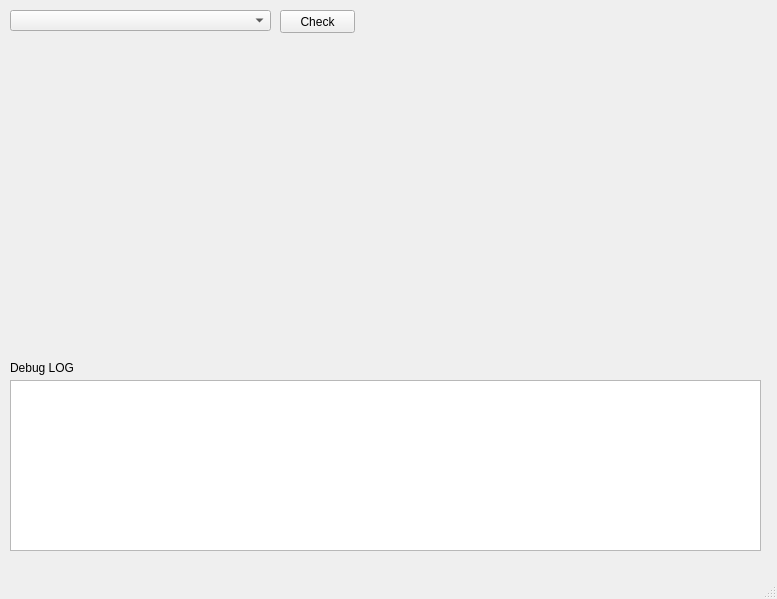
Before: the Qt Designer form qt_interface/mainwindow.ui in PabloNH00/rosa_firmware_Pablo, drawn with Qt 5.
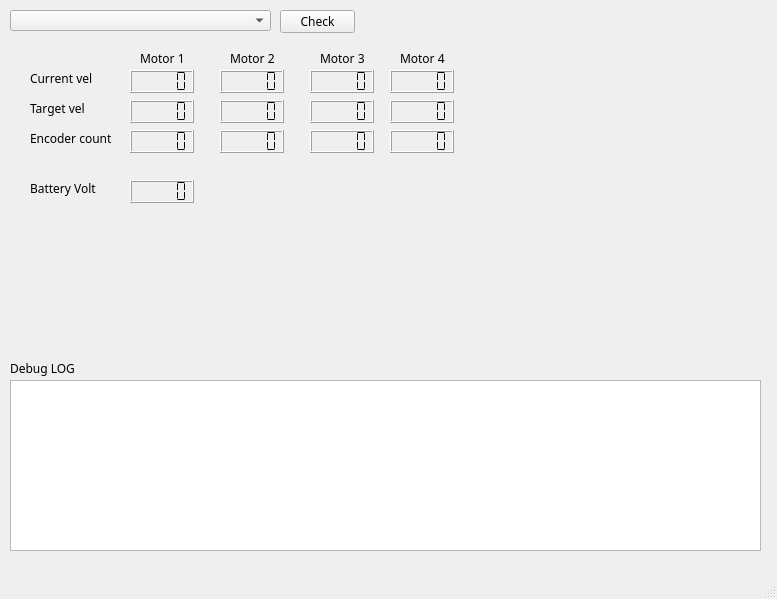
After: the same form once the commit is applied. Custom widgets are drawn as their Qt base class.

```diff
--- a/qt_interface/mainwindow.ui
+++ b/qt_interface/mainwindow.ui
@@ -10,6 +10,11 @@
     <height>599</height>
    </rect>
   </property>
+  <property name="font">
+   <font>
+    <family>Century Gothic</family>
+   </font>
+  </property>
   <property name="windowTitle">
    <string>MainWindow</string>
   </property>
@@ -63,6 +68,306 @@
      <string>Debug LOG</string>
     </property>
    </widget>
+   <widget class="QLCDNumber" name="cur_vel_1">
+    <property name="geometry">
+     <rect>
+      <x>130</x>
+      <y>70</y>
+      <width>64</width>
+      <height>23</height>
+     </rect>
+    </property>
+    <property name="font">
+     <font>
+      <family>Arial</family>
+      <pointsize>9</pointsize>
+      <weight>50</weight>
+      <bold>false</bold>
+     </font>
+    </property>
+    <property name="autoFillBackground">
+     <bool>false</bool>
+    </property>
+    <property name="lineWidth">
+     <number>1</number>
+    </property>
+    <property name="segmentStyle">
+     <enum>QLCDNumber::Flat</enum>
+    </property>
+   </widget>
+   <widget class="QLCDNumber" name="tar_vel_1">
+    <property name="geometry">
+     <rect>
+      <x>130</x>
+      <y>100</y>
+      <width>64</width>
+      <height>23</height>
+     </rect>
+    </property>
+    <property name="segmentStyle">
+     <enum>QLCDNumber::Flat</enum>
+    </property>
+   </widget>
+   <widget class="QLCDNumber" name="enc_count_1">
+    <property name="geometry">
+     <rect>
+      <x>130</x>
+      <y>130</y>
+      <width>64</width>
+      <height>23</height>
+     </rect>
+    </property>
+    <property name="segmentStyle">
+     <enum>QLCDNumber::Flat</enum>
+    </property>
+   </widget>
+   <widget class="QLCDNumber" name="cur_vel_2">
+    <property name="geometry">
+     <rect>
+      <x>220</x>
+      <y>70</y>
+      <width>64</width>
+      <height>23</height>
+     </rect>
+    </property>
+    <property name="segmentStyle">
+     <enum>QLCDNumber::Flat</enum>
+    </property>
+   </widget>
+   <widget class="QLCDNumber" name="tar_vel_2">
+    <property name="geometry">
+     <rect>
+      <x>220</x>
+      <y>100</y>
+      <width>64</width>
+      <height>23</height>
+     </rect>
+    </property>
+    <property name="segmentStyle">
+     <enum>QLCDNumber::Flat</enum>
+    </property>
+   </widget>
+   <widget class="QLCDNumber" name="enc_count_2">
+    <property name="geometry">
+     <rect>
+      <x>220</x>
+      <y>130</y>
+      <width>64</width>
+      <height>23</height>
+     </rect>
+    </property>
+    <property name="segmentStyle">
+     <enum>QLCDNumber::Flat</enum>
+    </property>
+   </widget>
+   <widget class="QLCDNumber" name="cur_vel_3">
+    <property name="geometry">
+     <rect>
+      <x>310</x>
+      <y>70</y>
+      <width>64</width>
+      <height>23</height>
+     </rect>
+    </property>
+    <property name="segmentStyle">
+     <enum>QLCDNumber::Flat</enum>
+    </property>
+   </widget>
+   <widget class="QLCDNumber" name="tar_vel_3">
+    <property name="geometry">
+     <rect>
+      <x>310</x>
+      <y>100</y>
+      <width>64</width>
+      <height>23</height>
+     </rect>
+    </property>
+    <property name="segmentStyle">
+     <enum>QLCDNumber::Flat</enum>
+    </property>
+   </widget>
+   <widget class="QLCDNumber" name="enc_count_3">
+    <property name="geometry">
+     <rect>
+      <x>310</x>
+      <y>130</y>
+      <width>64</width>
+      <height>23</height>
+     </rect>
+    </property>
+    <property name="segmentStyle">
+     <enum>QLCDNumber::Flat</enum>
+    </property>
+   </widget>
+   <widget class="QLCDNumber" name="cur_vel_4">
+    <property name="geometry">
+     <rect>
+      <x>390</x>
+      <y>70</y>
+      <width>64</width>
+      <height>23</height>
+     </rect>
+    </property>
+    <property name="segmentStyle">
+     <enum>QLCDNumber::Flat</enum>
+    </property>
+   </widget>
+   <widget class="QLCDNumber" name="tar_vel_4">
+    <property name="geometry">
+     <rect>
+      <x>390</x>
+      <y>100</y>
+      <width>64</width>
+      <height>23</height>
+     </rect>
+    </property>
+    <property name="segmentStyle">
+     <enum>QLCDNumber::Flat</enum>
+    </property>
+   </widget>
+   <widget class="QLCDNumber" name="enc_count_4">
+    <property name="geometry">
+     <rect>
+      <x>390</x>
+      <y>130</y>
+      <width>64</width>
+      <height>23</height>
+     </rect>
+    </property>
+    <property name="segmentStyle">
+     <enum>QLCDNumber::Flat</enum>
+    </property>
+   </widget>
+   <widget class="QLCDNumber" name="battery">
+    <property name="geometry">
+     <rect>
+      <x>130</x>
+      <y>180</y>
+      <width>64</width>
+      <height>23</height>
+     </rect>
+    </property>
+    <property name="segmentStyle">
+     <enum>QLCDNumber::Flat</enum>
+    </property>
+   </widget>
+   <widget class="QLabel" name="label_2">
+    <property name="geometry">
+     <rect>
+      <x>30</x>
+      <y>70</y>
+      <width>81</width>
+      <height>16</height>
+     </rect>
+    </property>
+    <property name="text">
+     <string>Current vel</string>
+    </property>
+   </widget>
+   <widget class="QLabel" name="label_3">
+    <property name="geometry">
+     <rect>
+      <x>30</x>
+      <y>100</y>
+      <width>81</width>
+      <height>16</height>
+     </rect>
+    </property>
+    <property name="text">
+     <string>Target vel</string>
+    </property>
+   </widget>
+   <widget class="QLabel" name="label_4">
+    <property name="geometry">
+     <rect>
+      <x>30</x>
+      <y>130</y>
+      <width>81</width>
+      <height>16</height>
+     </rect>
+    </property>
+    <property name="text">
+     <string>Encoder counts</string>
+    </property>
+   </widget>
+   <widget class="QLabel" name="label_5">
+    <property name="geometry">
+     <rect>
+      <x>30</x>
+      <y>180</y>
+      <width>81</width>
+      <height>16</height>
+     </rect>
+    </property>
+    <property name="text">
+     <string>Battery Volt</string>
+    </property>
+   </widget>
+   <widget class="QLabel" name="label_6">
+    <property name="geometry">
+     <rect>
+      <x>140</x>
+      <y>50</y>
+      <width>51</width>
+      <height>16</height>
+     </rect>
+    </property>
+    <property name="text">
+     <string>Motor 1</string>
+    </property>
+   </widget>
+   <widget class="QLabel" name="label_7">
+    <property name="geometry">
+     <rect>
+      <x>230</x>
+      <y>50</y>
+      <width>51</width>
+      <height>16</height>
+     </rect>
+    </property>
+    <property name="text">
+     <string>Motor 2</string>
+    </property>
+   </widget>
+   <widget class="QLabel" name="label_8">
+    <property name="geometry">
+     <rect>
+      <x>320</x>
+      <y>50</y>
+      <width>51</width>
+      <height>16</height>
+     </rect>
+    </property>
+    <property name="text">
+     <string>Motor 3</string>
+    </property>
+   </widget>
+   <widget class="QLabel" name="label_9">
+    <property name="geometry">
+     <rect>
+      <x>400</x>
+      <y>50</y>
+      <width>51</width>
+      <height>16</height>
+     </rect>
+    </property>
+    <property name="text">
+     <string>Motor 4</string>
+    </property>
+   </widget>
+   <widget class="HeartBeat" name="heartbeat" native="true">
+    <property name="geometry">
+     <rect>
+      <x>740</x>
+      <y>10</y>
+      <width>20</width>
+      <height>20</height>
+     </rect>
+    </property>
+    <property name="autoFillBackground">
+     <bool>true</bool>
+    </property>
+   </widget>
   </widget>
   <widget class="QMenuBar" name="menubar">
    <property name="geometry">
@@ -76,6 +381,14 @@
   </widget>
   <widget class="QStatusBar" name="statusbar"/>
  </widget>
+ <customwidgets>
+  <customwidget>
+   <class>HeartBeat</class>
+   <extends>QWidget</extends>
+   <header location="global">heartbeat.h</header>
+   <container>1</container>
+  </customwidget>
+ </customwidgets>
  <resources/>
  <connections/>
 </ui>
```
Left out of the diff: 4 changed lines with no effect on the pictures.
